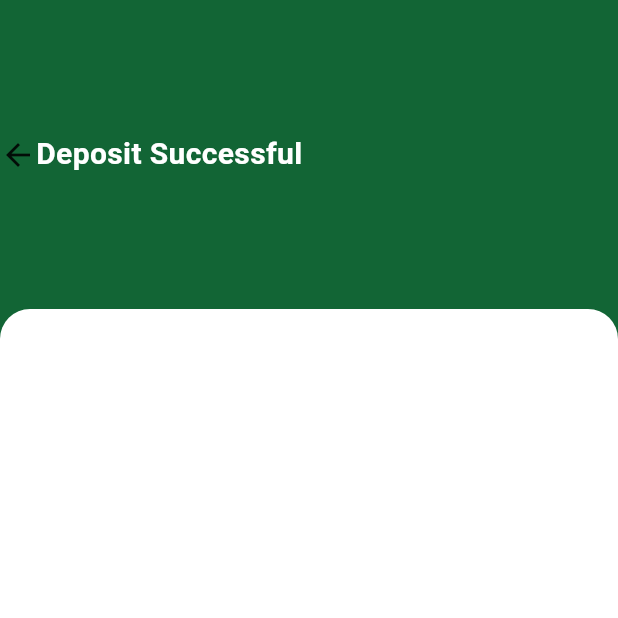
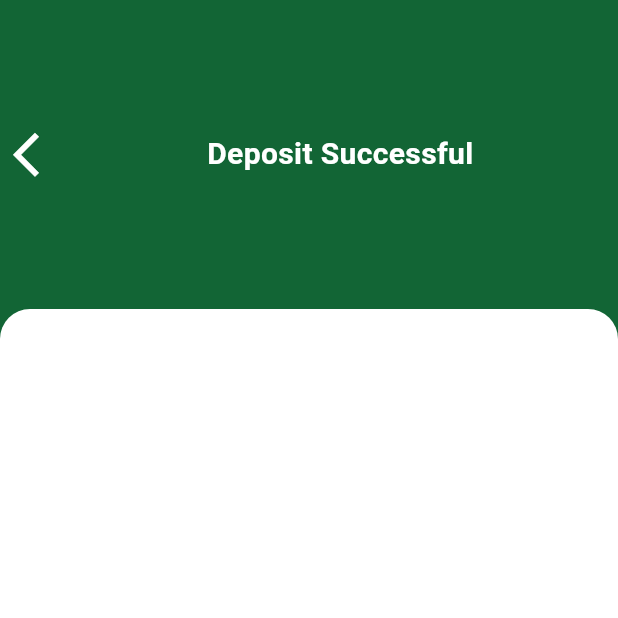
Before and after one commit to rayhantmt/schultzim, a Flutter app: the DepositSuccessful screen opened by its route, on a phone screen of 412 x 824 dp, the top half of it. Run offline on Flutter 3.47's test engine with Material 3 defaults, Android fonts, the phone set to English and light mode, and no system bars; our stand-ins replace country_code_picker, flutter_svg, get.

Commit message:
added the color

```diff
--- a/lib/app/modules/deposit_successful/deposit_successful.dart
+++ b/lib/app/modules/deposit_successful/deposit_successful.dart
@@ -15,7 +15,11 @@ class DepositSuccessful extends StatelessWidget {
             height: Get.height*0.25,
             child: Row(
               children: [
-                Icon(Icons.arrow_back),
+                Icon(Icons.arrow_back_ios_new_outlined,
+                size: 35,
+                color: Colors.white,
+                ),
+                SizedBox(width: Get.width*0.25,),
                 Text('Deposit Successful',
                 style: TextStyle(
                   fontWeight: FontWeight.w600,
```
